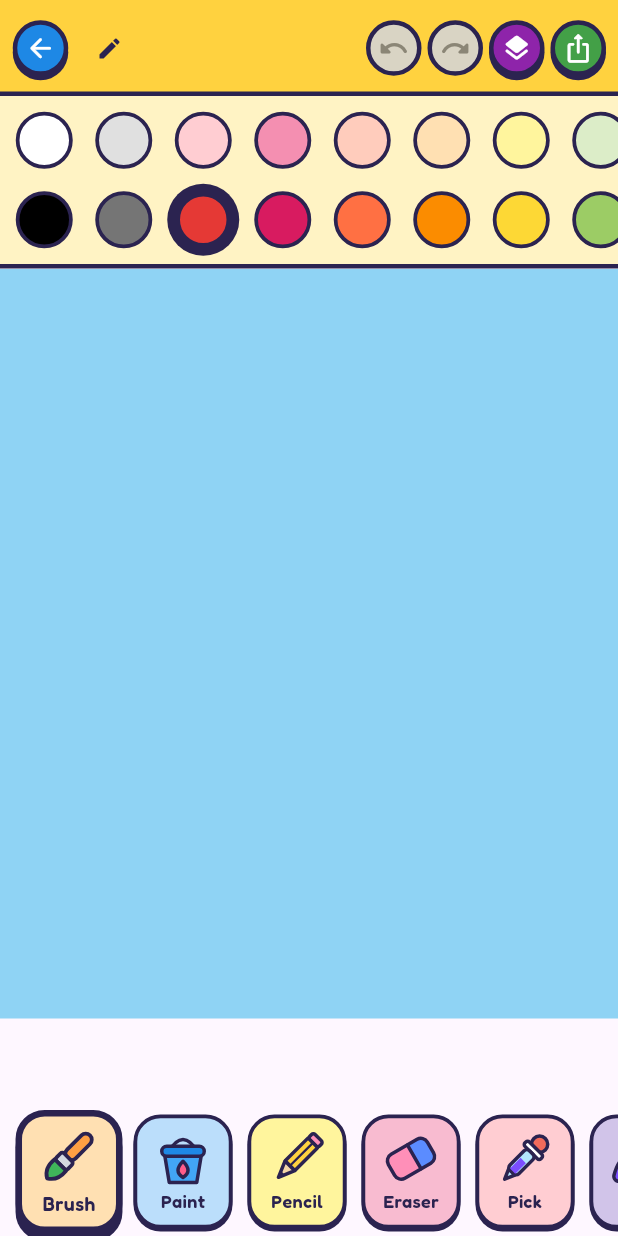
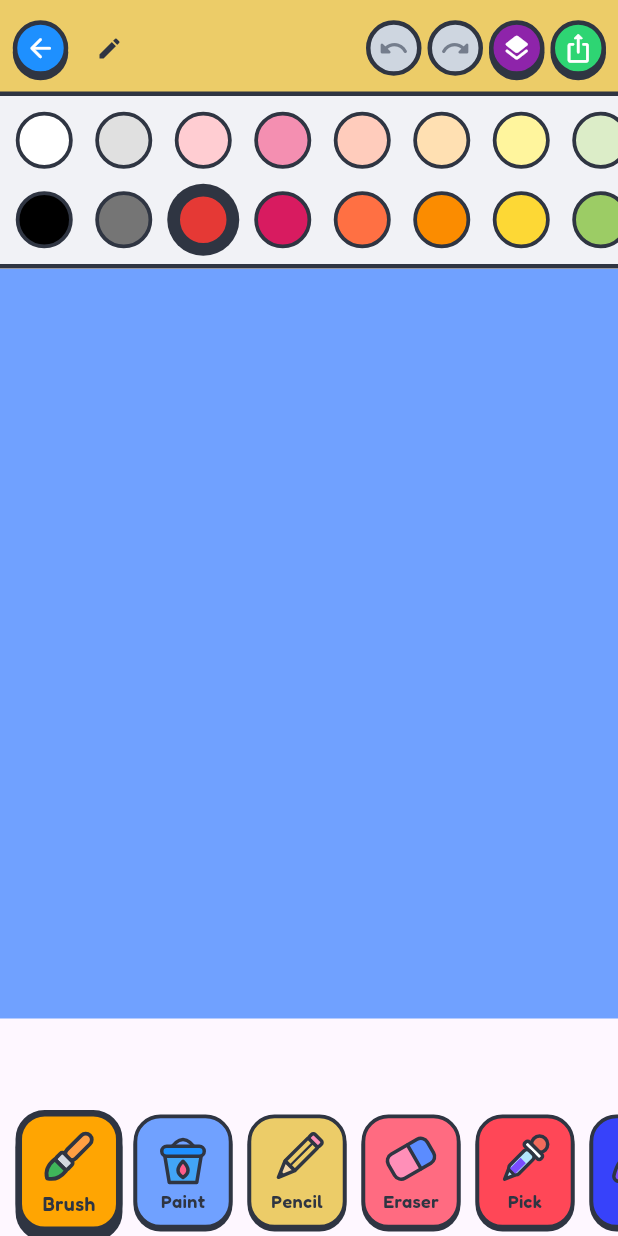
Before and after one commit to Matheus-Cezario/draw_app, a Flutter app: the _EditorScaffold screen opened directly, on a phone screen of 412 x 824 dp. Run offline on Flutter 3.47's test engine with Material 3 defaults, Android fonts, the phone set to English and light mode, and no system bars; our stand-ins replace image_picker, share_plus.

Commit message:
Add picture rotation, visible delete button and central colour palette
- Scan preview: rotate the picture a quarter turn (resets the crop)
- Gallery: trash button on every drawing, with the existing confirmation
- Move interface colours to core/ui/app_colors.dart, based on the Flat UI
  Chinese palette

Co-Authored-By: Claude Sonnet 5.5 <noreply@anthropic.com>

```diff
--- a/lib/app.dart
+++ b/lib/app.dart
@@ -3,6 +3,7 @@ import 'package:flutter_localizations/flutter_localizations.dart';
 
 import 'core/storage/project_repository.dart';
 import 'features/start/start_page.dart';
+import 'core/ui/app_colors.dart';
 
 class ColorFunApp extends StatelessWidget {
   const ColorFunApp({super.key, required this.repository});
@@ -17,12 +18,12 @@ class ColorFunApp extends StatelessWidget {
       supportedLocales: const [Locale('en'), Locale('pt')],
       debugShowCheckedModeBanner: false,
       theme: ThemeData(
-        colorScheme: ColorScheme.fromSeed(seedColor: Colors.deepPurple),
+        colorScheme: ColorScheme.fromSeed(seedColor: AppColors.seed),
         useMaterial3: true,
       ),
       darkTheme: ThemeData(
         colorScheme: ColorScheme.fromSeed(
-          seedColor: Colors.deepPurple,
+          seedColor: AppColors.seed,
           brightness: Brightness.dark,
         ),
         useMaterial3: true,
--- /dev/null
+++ b/lib/core/ui/app_colors.dart
@@ -0,0 +1,128 @@
+import 'package:flutter/material.dart';
+
+/// Flat UI Colors "Chinese Palette" by Wenjun (https://flatuicolors.com/palette/cn).
+abstract final class ChinesePalette {
+  static const Color goldenSand = Color(0xFFECCC68);
+  static const Color coral = Color(0xFFFF7F50);
+  static const Color wildWatermelon = Color(0xFFFF6B81);
+  static const Color peace = Color(0xFFA4B0BE);
+  static const Color grisaille = Color(0xFF57606F);
+  static const Color orange = Color(0xFFFFA502);
+  static const Color bruschettaTomato = Color(0xFFFF6348);
+  static const Color watermelon = Color(0xFFFF4757);
+  static const Color bayWharf = Color(0xFF747D8C);
+  static const Color prestigeBlue = Color(0xFF2F3542);
+  static const Color limeSoap = Color(0xFF7BED9F);
+  static const Color frenchSkyBlue = Color(0xFF70A1FF);
+  static const Color saturatedSky = Color(0xFF5352ED);
+  static const Color white = Color(0xFFFFFFFF);
+  static const Color cityLights = Color(0xFFDFE4EA);
+  static const Color ufoGreen = Color(0xFF2ED573);
+  static const Color clearChill = Color(0xFF1E90FF);
+  static const Color brightGreek = Color(0xFF3742FA);
+  static const Color antiFlashWhite = Color(0xFFF1F2F6);
+  static const Color twinkleBlue = Color(0xFFCED6E0);
+}
+
+/// Every colour of the app's interface in one place. Change a value here and
+/// it changes everywhere. (Colours inside the little hand-drawn illustrations,
+/// such as the animal magnets and the start scene, stay next to their code.)
+abstract final class AppColors {
+  // Core look
+  static const Color ink = ChinesePalette.prestigeBlue; // outlines and text
+  static const Color board = ChinesePalette.frenchSkyBlue; // gallery / screen background
+  static const Color cream = ChinesePalette.antiFlashWhite; // panels and highlights
+  static const Color paper = ChinesePalette.white; // sheet of paper
+  static const Color panel = ChinesePalette.cityLights; // editor tool panel
+  static const Color seed = Colors.deepPurple; // Material theme seed
+
+  // Illustrations (start scene, tool icons, new-drawing tiles)
+  static const Color artYellow = ChinesePalette.goldenSand;
+  static const Color artBlue = ChinesePalette.clearChill;
+
+  // Buttons and bars
+  static const Color appBar = ChinesePalette.goldenSand;
+  static const Color back = ChinesePalette.clearChill;
+  static const Color danger = ChinesePalette.watermelon; // delete, spinner
+  static const Color go = ChinesePalette.ufoGreen; // "Let's go!"
+  static const Color confirm = ChinesePalette.ufoGreen;
+  static const Color accent = ChinesePalette.bruschettaTomato;
+  static const Color accentPurple = ChinesePalette.saturatedSky;
+  static const Color disabled = ChinesePalette.twinkleBlue;
+  static const Color disabledText = ChinesePalette.bayWharf;
+
+  // Scan screen option stickers
+  static const Color chipLines = ChinesePalette.wildWatermelon;
+  static const Color chipGaps = ChinesePalette.frenchSkyBlue;
+  static const Color chipTurn = ChinesePalette.peace;
+  static const Color chipCut = ChinesePalette.limeSoap;
+  static const Color chipColours = ChinesePalette.orange;
+
+  // Shadows and overlays
+  static const Color shadow = Color(0x40000000);
+  static const Color shadowStrong = Color(0x55000000);
+  static const Color scrim = Color(0x66000000);
+  static const Color cropShade = Color(0x99000000);
+  static const Color hairline = Color(0x1F000000);
+  static const Color hairlineSoft = Color(0x22000000);
+
+  // Editor canvas
+  static const Color canvasBackdrop = ChinesePalette.frenchSkyBlue;
+
+  // New drawing sheet tiles
+  static const Color tileBlank = ChinesePalette.goldenSand;
+  static const Color tilePicture = ChinesePalette.frenchSkyBlue;
+  static const Color tileCamera = ChinesePalette.wildWatermelon;
+  static const Color tileBook = ChinesePalette.limeSoap;
+
+  // Colouring book categories
+  static const Color categoryAnimals = ChinesePalette.orange;
+  static const Color categoryCars = ChinesePalette.watermelon;
+  static const Color categoryMotorcycles = ChinesePalette.saturatedSky;
+  static const Color categoryHouses = ChinesePalette.ufoGreen;
+  static const Color categoryPlants = ChinesePalette.wildWatermelon;
+
+  // Tool tiles in the editor
+  static const Color toolBrush = ChinesePalette.orange;
+  static const Color toolFill = ChinesePalette.frenchSkyBlue;
+  static const Color toolPencil = ChinesePalette.goldenSand;
+  static const Color toolEraser = ChinesePalette.wildWatermelon;
+  static const Color toolEyedropper = ChinesePalette.watermelon;
+  static const Color toolLine = ChinesePalette.brightGreek;
+  static const Color toolRectangle = ChinesePalette.limeSoap;
+  static const Color toolEllipse = ChinesePalette.coral;
+  static const Color toolText = ChinesePalette.peace;
+  static const Color toolSelection = ChinesePalette.clearChill;
+
+  // Letters of the title on the start screen
+  static const List<Color> titleLetters = [
+    ChinesePalette.watermelon,
+    ChinesePalette.orange,
+    ChinesePalette.ufoGreen,
+    ChinesePalette.clearChill,
+    ChinesePalette.saturatedSky,
+    ChinesePalette.watermelon,
+    ChinesePalette.orange,
+  ];
+
+  /// Fixed painting palette: kids pick from big colours instead of sliders.
+  /// Ordered in pairs (light on top, strong below) so a two-row bar groups
+  /// similar hues.
+  static const List<Color> swatches = [
+    Color(0xFFFFFFFF), Color(0xFF000000), // white, black
+    Color(0xFFE0E0E0), Color(0xFF757575), // greys
+    Color(0xFFFFCDD2), Color(0xFFE53935), // red
+    Color(0xFFF48FB1), Color(0xFFD81B60), // pink
+    Color(0xFFFFCCBC), Color(0xFFFF7043), // coral
+    Color(0xFFFFE0B2), Color(0xFFFB8C00), // orange
+    Color(0xFFFFF59D), Color(0xFFFDD835), // yellow
+    Color(0xFFDCEDC8), Color(0xFF9CCC65), // light green
+    Color(0xFF81C784), Color(0xFF2E7D32), // green
+    Color(0xFFB2EBF2), Color(0xFF00ACC1), // turquoise
+    Color(0xFF90CAF9), Color(0xFF1E88E5), // blue
+    Color(0xFF9FA8DA), Color(0xFF283593), // dark blue
+    Color(0xFFE1BEE7), Color(0xFF8E24AA), // purple
+    Color(0xFFD7CCC8), Color(0xFF6D4C41), // brown
+    Color(0xFFFFD6B0), Color(0xFFD7A86E), // skin / sand
+  ];
+}
--- a/lib/features/editor/canvas_view.dart
+++ b/lib/features/editor/canvas_view.dart
@@ -5,6 +5,7 @@ import 'package:flutter/material.dart';
 
 import '../../core/raster/compositor.dart';
 import 'editor_controller.dart';
+import '../../core/ui/app_colors.dart';
 
 /// Draws the document and turns pointer events into tool calls.
 ///
@@ -132,7 +133,7 @@ class _DocumentPainter extends CustomPainter {
   @override
   void paint(Canvas canvas, Size size) {
     final doc = controller.document;
-    canvas.drawRect(Offset.zero & size, Paint()..color = const Color(0xFF8FD3F4));
+    canvas.drawRect(Offset.zero & size, Paint()..color = AppColors.canvasBackdrop);
     canvas.save();
     canvas.translate(offset.dx, offset.dy);
     canvas.scale(scale);
--- a/lib/features/editor/editor_page.dart
+++ b/lib/features/editor/editor_page.dart
@@ -11,8 +11,8 @@ import 'canvas_view.dart';
 import 'editor_controller.dart';
 import 'editor_toolbars.dart';
 import 'layers_sheet.dart';
-import 'tool_icons.dart';
 import 'rename_dialog.dart';
+import '../../core/ui/app_colors.dart';
 
 /// Hosts the [EditorController] and lays out the editor chrome.
 class EditorPage extends StatelessWidget {
@@ -121,15 +121,15 @@ class _EditorScaffoldState extends State<_EditorScaffold> {
       },
       child: Scaffold(
         appBar: AppBar(
-          backgroundColor: const Color(0xFFFFD23F),
+          backgroundColor: AppColors.appBar,
           surfaceTintColor: Colors.transparent,
-          shape: const Border(bottom: BorderSide(color: kEditorInk, width: 3)),
+          shape: const Border(bottom: BorderSide(color: AppColors.ink, width: 3)),
           toolbarHeight: landscape ? 52 : 64,
           leadingWidth: 54,
           leading: Center(
             child: _RoundAction(
               icon: Icons.arrow_back_rounded,
-              color: const Color(0xFF1E88E5),
+              color: AppColors.back,
               tooltip: 'Back',
               onTap: () => Navigator.of(context).maybePop(),
             ),
@@ -148,13 +148,13 @@ class _EditorScaffoldState extends State<_EditorScaffold> {
                     style: const TextStyle(
                       fontFamily: 'Fredoka',
                       fontSize: 22,
-                      color: kEditorInk,
+                      color: AppColors.ink,
                       fontVariations: [FontVariation('wght', 700)],
                     ),
                   ),
                 ),
                 const SizedBox(width: 6),
-                const Icon(Icons.edit_rounded, size: 18, color: kEditorInk),
+                const Icon(Icons.edit_rounded, size: 18, color: AppColors.ink),
               ],
             ),
           ),
@@ -178,10 +178,10 @@ class _EditorScaffoldState extends State<_EditorScaffold> {
               onTap: () => showModalBottomSheet(
                 context: context,
                 isScrollControlled: true,
-                backgroundColor: const Color(0xFFFFF3C4),
+                backgroundColor: AppColors.cream,
                 shape: const RoundedRectangleBorder(
                   borderRadius: BorderRadius.vertical(top: Radius.circular(24)),
-                  side: BorderSide(color: kEditorInk, width: 3),
+                  side: BorderSide(color: AppColors.ink, width: 3),
                 ),
                 builder: (_) => ChangeNotifierProvider.value(
                   value: c,
@@ -191,7 +191,7 @@ class _EditorScaffoldState extends State<_EditorScaffold> {
             ),
             _RoundAction(
               icon: Icons.ios_share_rounded,
-              color: const Color(0xFF43A047),
+              color: AppColors.confirm,
               tooltip: 'Share',
               onTap: _export,
             ),
@@ -233,16 +233,16 @@ class _RoundAction extends StatelessWidget {
             height: 37,
             decoration: BoxDecoration(
               shape: BoxShape.circle,
-              color: enabled ? color : const Color(0xFFD9D4C4),
-              border: Border.all(color: kEditorInk, width: 3),
+              color: enabled ? color : AppColors.disabled,
+              border: Border.all(color: AppColors.ink, width: 3),
               boxShadow: enabled
-                  ? const [BoxShadow(color: kEditorInk, offset: Offset(0, 3))]
+                  ? const [BoxShadow(color: AppColors.ink, offset: Offset(0, 3))]
                   : null,
             ),
             child: Icon(
               icon,
               size: 21,
-              color: enabled ? Colors.white : const Color(0xFF8B8676),
+              color: enabled ? Colors.white : AppColors.disabledText,
             ),
           ),
         ),
--- a/lib/features/editor/editor_toolbars.dart
+++ b/lib/features/editor/editor_toolbars.dart
@@ -3,26 +3,7 @@ import 'package:provider/provider.dart';
 
 import 'editor_controller.dart';
 import 'tool_icons.dart';
-
-/// Fixed palette: kids pick from big colours instead of sliders. Ordered in
-/// pairs (light on top, strong below) so a two-row bar groups similar hues.
-const List<Color> kPalette = [
-  Color(0xFFFFFFFF), Color(0xFF000000), // white, black
-  Color(0xFFE0E0E0), Color(0xFF757575), // greys
-  Color(0xFFFFCDD2), Color(0xFFE53935), // red
-  Color(0xFFF48FB1), Color(0xFFD81B60), // pink
-  Color(0xFFFFCCBC), Color(0xFFFF7043), // coral
-  Color(0xFFFFE0B2), Color(0xFFFB8C00), // orange
-  Color(0xFFFFF59D), Color(0xFFFDD835), // yellow
-  Color(0xFFDCEDC8), Color(0xFF9CCC65), // light green
-  Color(0xFF81C784), Color(0xFF2E7D32), // green
-  Color(0xFFB2EBF2), Color(0xFF00ACC1), // turquoise
-  Color(0xFF90CAF9), Color(0xFF1E88E5), // blue
-  Color(0xFF9FA8DA), Color(0xFF283593), // dark blue
-  Color(0xFFE1BEE7), Color(0xFF8E24AA), // purple
-  Color(0xFFD7CCC8), Color(0xFF6D4C41), // brown
-  Color(0xFFFFD6B0), Color(0xFFD7A86E), // skin / sand
-];
+import '../../core/ui/app_colors.dart';
 
 /// Brush sizes offered to the child (document pixels).
 const List<double> kSizes = [8, 22, 44, 80];
@@ -57,11 +38,11 @@ class ColorBar extends StatelessWidget {
             decoration: BoxDecoration(
               color: swatch,
               shape: BoxShape.circle,
-              border: Border.all(color: kEditorInk, width: selected ? 3.5 : 2.5),
+              border: Border.all(color: AppColors.ink, width: selected ? 3.5 : 2.5),
               boxShadow: selected
                   ? const [
                       BoxShadow(color: Colors.white, spreadRadius: 2.5),
-                      BoxShadow(color: kEditorInk, spreadRadius: 5),
+                      BoxShadow(color: AppColors.ink, spreadRadius: 5),
                     ]
                   : null,
             ),
@@ -72,8 +53,8 @@ class ColorBar extends StatelessWidget {
 
     return Container(
       decoration: const BoxDecoration(
-        color: Color(0xFFFFF3C4),
-        border: Border(bottom: BorderSide(color: kEditorInk, width: 3)),
+        color: AppColors.cream,
+        border: Border(bottom: BorderSide(color: AppColors.ink, width: 3)),
       ),
       child: SizedBox(
         height: cell * rows + 8,
@@ -83,7 +64,7 @@ class ColorBar extends StatelessWidget {
           mainAxisSpacing: 2,
           crossAxisSpacing: 2,
           padding: const EdgeInsets.all(4),
-          children: [for (final swatch in kPalette) dot(swatch)],
+          children: [for (final swatch in AppColors.swatches) dot(swatch)],
         ),
       ),
     );
@@ -109,7 +90,6 @@ const _tools = <_ToolInfo>[
   _ToolInfo(ToolType.selection, 'Move'),
 ];
 
-const Color _panelColor = Color(0xFFE6DCFF);
 
 /// Brush sizes + tools. Horizontal strip below the canvas in portrait, a
 /// vertical rail on the side in landscape.
@@ -145,8 +125,8 @@ class ToolPanel extends StatelessWidget {
       return Container(
         width: 156,
         decoration: const BoxDecoration(
-          color: _panelColor,
-          border: Border(right: BorderSide(color: kEditorInk, width: 3)),
+          color: AppColors.panel,
+          border: Border(right: BorderSide(color: AppColors.ink, width: 3)),
         ),
         child: ListView(
           padding: const EdgeInsets.all(8),
@@ -162,8 +142,8 @@ class ToolPanel extends StatelessWidget {
     }
     return Container(
       decoration: const BoxDecoration(
-        color: _panelColor,
-        border: Border(top: BorderSide(color: kEditorInk, width: 3)),
+        color: AppColors.panel,
+        border: Border(top: BorderSide(color: AppColors.ink, width: 3)),
       ),
       child: SafeArea(
         top: false,
@@ -214,11 +194,11 @@ class _SizeButton extends StatelessWidget {
         height: 48,
         margin: const EdgeInsets.all(4),
         decoration: BoxDecoration(
-          color: selected ? const Color(0xFFFFF3C4) : Colors.white,
+          color: selected ? AppColors.cream : Colors.white,
           borderRadius: BorderRadius.circular(16),
-          border: Border.all(color: kEditorInk, width: selected ? 3.5 : 2),
+          border: Border.all(color: AppColors.ink, width: selected ? 3.5 : 2),
           boxShadow: selected
-              ? const [BoxShadow(color: kEditorInk, offset: Offset(0, 3))]
+              ? const [BoxShadow(color: AppColors.ink, offset: Offset(0, 3))]
               : null,
         ),
         child: Center(
@@ -228,7 +208,7 @@ class _SizeButton extends StatelessWidget {
             decoration: BoxDecoration(
               color: color,
               shape: BoxShape.circle,
-              border: Border.all(color: kEditorInk, width: 2),
+              border: Border.all(color: AppColors.ink, width: 2),
             ),
           ),
         ),
@@ -262,10 +242,10 @@ class _ToolButton extends StatelessWidget {
           decoration: BoxDecoration(
             color: toolTileColor(info.type),
             borderRadius: BorderRadius.circular(18),
-            border: Border.all(color: kEditorInk, width: selected ? 4 : 2.5),
+            border: Border.all(color: AppColors.ink, width: selected ? 4 : 2.5),
             boxShadow: [
               BoxShadow(
-                color: kEditorInk,
+                color: AppColors.ink,
                 offset: Offset(0, selected ? 5 : 2),
               ),
             ],
@@ -279,7 +259,7 @@ class _ToolButton extends StatelessWidget {
                 style: const TextStyle(
                   fontFamily: 'Fredoka',
                   fontSize: 12,
-                  color: kEditorInk,
+                  color: AppColors.ink,
                   fontVariations: [FontVariation('wght', 600)],
                 ),
               ),
--- a/lib/features/editor/tool_icons.dart
+++ b/lib/features/editor/tool_icons.dart
@@ -2,23 +2,22 @@ import 'dart:math' as math;
 
 import 'package:flutter/material.dart';
 
+import '../../core/ui/app_colors.dart';
 import 'editor_controller.dart';
 
-/// Outline colour shared by every playful icon and button.
-const Color kEditorInk = Color(0xFF2B2350);
 
 /// Pastel tile colour behind each tool.
 Color toolTileColor(ToolType type) => switch (type) {
-      ToolType.brush => const Color(0xFFFFE0B2),
-      ToolType.fill => const Color(0xFFBBDEFB),
-      ToolType.pencil => const Color(0xFFFFF59D),
-      ToolType.eraser => const Color(0xFFF8BBD0),
-      ToolType.eyedropper => const Color(0xFFFFCDD2),
-      ToolType.line => const Color(0xFFD1C4E9),
-      ToolType.rectangle => const Color(0xFFC8E6C9),
-      ToolType.ellipse => const Color(0xFFFFCCBC),
-      ToolType.text => const Color(0xFFE1BEE7),
-      ToolType.selection => const Color(0xFFB2EBF2),
+      ToolType.brush => AppColors.toolBrush,
+      ToolType.fill => AppColors.toolFill,
+      ToolType.pencil => AppColors.toolPencil,
+      ToolType.eraser => AppColors.toolEraser,
+      ToolType.eyedropper => AppColors.toolEyedropper,
+      ToolType.line => AppColors.toolLine,
+      ToolType.rectangle => AppColors.toolRectangle,
+      ToolType.ellipse => AppColors.toolEllipse,
+      ToolType.text => AppColors.toolText,
+      ToolType.selection => AppColors.toolSelection,
     };
 
 /// A chunky, hand-drawn style icon for each tool (drawn in a 48x48 box).
@@ -40,7 +39,7 @@ class _ToolIconPainter extends CustomPainter {
 
   Paint _fill(Color c) => Paint()..color = c;
   Paint get _ink => Paint()
-    ..color = kEditorInk
+    ..color = AppColors.ink
     ..style = PaintingStyle.stroke
     ..strokeWidth = 2.8
     ..strokeCap = StrokeCap.round
@@ -90,7 +89,7 @@ class _ToolIconPainter extends CustomPainter {
             ..close(),
           const Color(0xFF42A5F5),
         );
-        _shape(canvas, _rrect(7, 14, 34, 8, 4), const Color(0xFF1E88E5));
+        _shape(canvas, _rrect(7, 14, 34, 8, 4), AppColors.artBlue);
         _shape(
           canvas,
           Path()
@@ -104,7 +103,7 @@ class _ToolIconPainter extends CustomPainter {
         canvas.translate(24, 24);
         canvas.rotate(math.pi / 4);
         _shape(canvas, _rrect(-5.5, -24, 11, 6, 2), const Color(0xFFFF8FB8));
-        _shape(canvas, _rrect(-5.5, -18, 11, 26, 1), const Color(0xFFFFD23F));
+        _shape(canvas, _rrect(-5.5, -18, 11, 26, 1), AppColors.artYellow);
         canvas.drawLine(const Offset(0, -18), const Offset(0, 8), _ink..strokeWidth = 1.8);
         _shape(
           canvas,
@@ -113,7 +112,7 @@ class _ToolIconPainter extends CustomPainter {
         );
         canvas.drawPath(
           Path()..addPolygon(const [Offset(-2, 16), Offset(2, 16), Offset(0, 21)], true),
-          _fill(kEditorInk),
+          _fill(AppColors.ink),
         );
       case ToolType.eraser:
         canvas.translate(24, 24);
@@ -193,7 +192,7 @@ class _ToolIconPainter extends CustomPainter {
                   ..style = PaintingStyle.stroke
                   ..strokeWidth = 5
                   ..strokeJoin = StrokeJoin.round
-                  ..color = kEditorInk,
+                  ..color = AppColors.ink,
               ),
             ),
             textDirection: TextDirection.ltr,
```
Also changed, not shown: lib/core/scan/crop.dart (+14 -0 lines), lib/core/ui/kid_ui.dart (+9 -12 lines), lib/features/gallery/animal_magnet.dart (+15 -15 lines), lib/features/gallery/gallery_page.dart (+6 -6 lines), lib/features/gallery/new_drawing_sheet.dart (+18 -17 lines), lib/features/gallery/paper_card.dart (+27 -5 lines), lib/features/gallery/sketch_button.dart (+7 -7 lines), lib/features/library/library_page.dart (+22 -21 lines), lib/features/scan_preview/crop_page.dart (+15 -14 lines), lib/features/scan_preview/scan_preview_page.dart (+36 -16 lines), lib/features/start/start_page.dart (+6 -13 lines), lib/features/start/start_scene.dart (+11 -12 lines).
